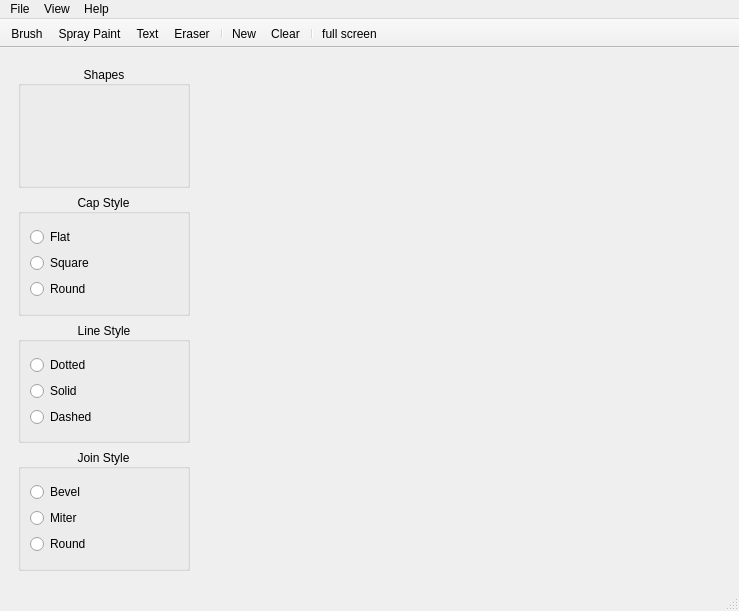
Before: the Qt Designer form UI/Main.ui in nerdraven/PaintApp, drawn with Qt 5.
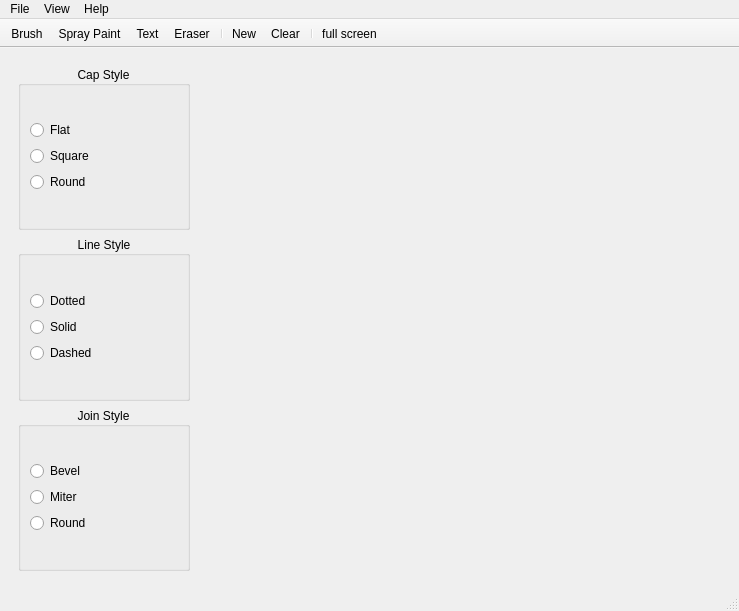
After: the same form once the commit is applied.

Commit message: Removed shapes groupbox

The edit to the form file:
```diff
--- a/UI/Main.ui
+++ b/UI/Main.ui
@@ -27,23 +27,6 @@
        </size>
       </property>
       <layout class="QVBoxLayout" name="verticalLayout_4">
-       <item>
-        <widget class="QGroupBox" name="groupBox">
-         <property name="title">
-          <string>Shapes</string>
-         </property>
-         <property name="alignment">
-          <set>Qt::AlignCenter</set>
-         </property>
-         <property name="flat">
-          <bool>false</bool>
-         </property>
-         <property name="checkable">
-          <bool>false</bool>
-         </property>
-         <layout class="QGridLayout" name="gridLayout_3"/>
-        </widget>
-       </item>
        <item>
         <widget class="QGroupBox" name="cap_style_groupBox">
          <property name="title">
```
The commit also changes 3 other files.
